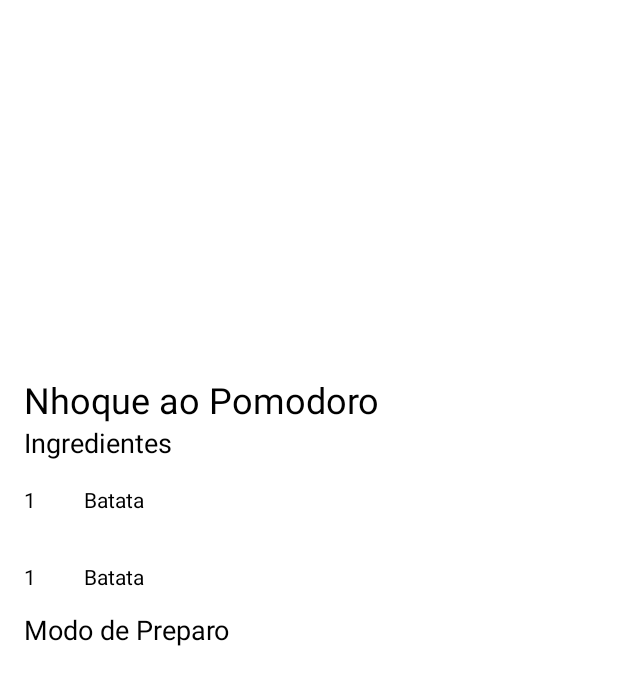
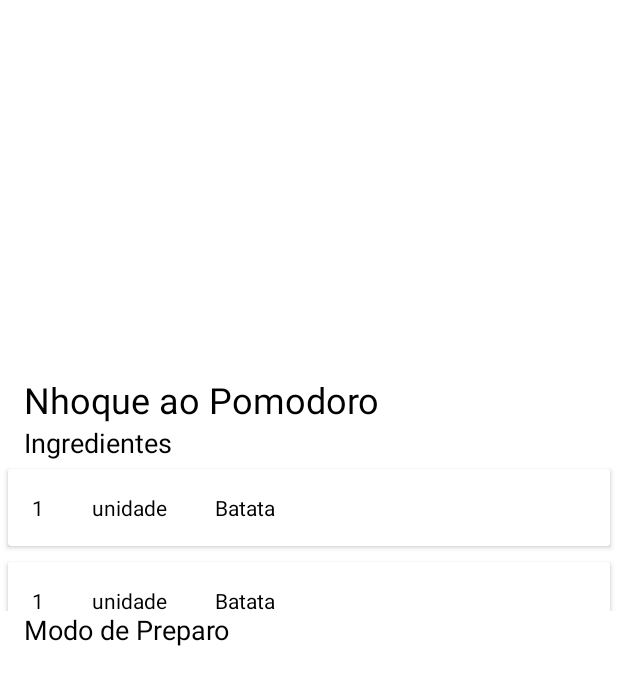
Before and after one commit to danihmello06/recipes, an Android app: the layout fragment_recipe.xml on its own in the app's theme, with its tools: preview values and no code run, on a phone screen of 412 x 824 dp. Shown: the top 685 px of the screen. Run offline under Robolectric (Android 15) with nearby library versions, the phone set to English and light mode, and no system bars.

Commit message:
adding ingredients rv

```diff
--- a/app/build.gradle
+++ b/app/build.gradle
@@ -1,6 +1,7 @@
 plugins {
     id 'com.android.application'
     id 'kotlin-android'
+    id 'kotlin-parcelize'
 }
 
 android {
@@ -30,7 +31,7 @@ android {
         jvmTarget = '1.8'
     }
     buildFeatures {
-        viewBinding true
+        dataBinding true
     }
 }
 
--- a/app/src/main/res/layout/fragment_ingredients.xml
+++ b/app/src/main/res/layout/fragment_ingredients.xml
@@ -1,5 +1,22 @@
 <?xml version="1.0" encoding="utf-8"?>
-<LinearLayout xmlns:android="http://schemas.android.com/apk/res/android"
+
+<layout xmlns:android="http://schemas.android.com/apk/res/android"
+    xmlns:app="http://schemas.android.com/apk/res-auto">
+
+    <data>
+        <variable
+            name="ingredient"
+            type="com.example.recipes.data.Recipe.Ingredient" />
+    </data>
+
+<androidx.cardview.widget.CardView
+    xmlns:android="http://schemas.android.com/apk/res/android"
+    android:layout_width="match_parent"
+    android:layout_height="wrap_content"
+    android:layout_margin="5dp"
+    android:maxHeight="250dp">
+
+    <LinearLayout
         android:layout_width="wrap_content"
         android:layout_height="wrap_content"
         android:orientation="horizontal">
@@ -13,10 +30,22 @@
             android:textColor="@color/black"/>
 
         <TextView
-        android:id="@+id/content"
+            android:id="@+id/item_unity"
+            android:layout_width="wrap_content"
+            android:layout_height="wrap_content"
+            android:layout_margin="@dimen/text_margin"
+            android:text="unidade"
+            android:textColor="@color/black"/>
+
+        <TextView
+            android:id="@+id/item_content"
             android:layout_width="wrap_content"
             android:layout_height="wrap_content"
             android:layout_margin="@dimen/text_margin"
             android:text="Batata"
             android:textColor="@color/black"/>
+
     </LinearLayout>
+
+</androidx.cardview.widget.CardView>
+</layout>
```
Also changed, not shown: app/src/main/AndroidManifest.xml (+0 -12 lines), app/src/main/java/com/example/recipes/adapter/IngredientsAdapter.kt (added, +35 -0 lines), app/src/main/java/com/example/recipes/data/Recipe.kt (added, +27 -0 lines). Lines whose indentation alone changed are shown as unchanged.
